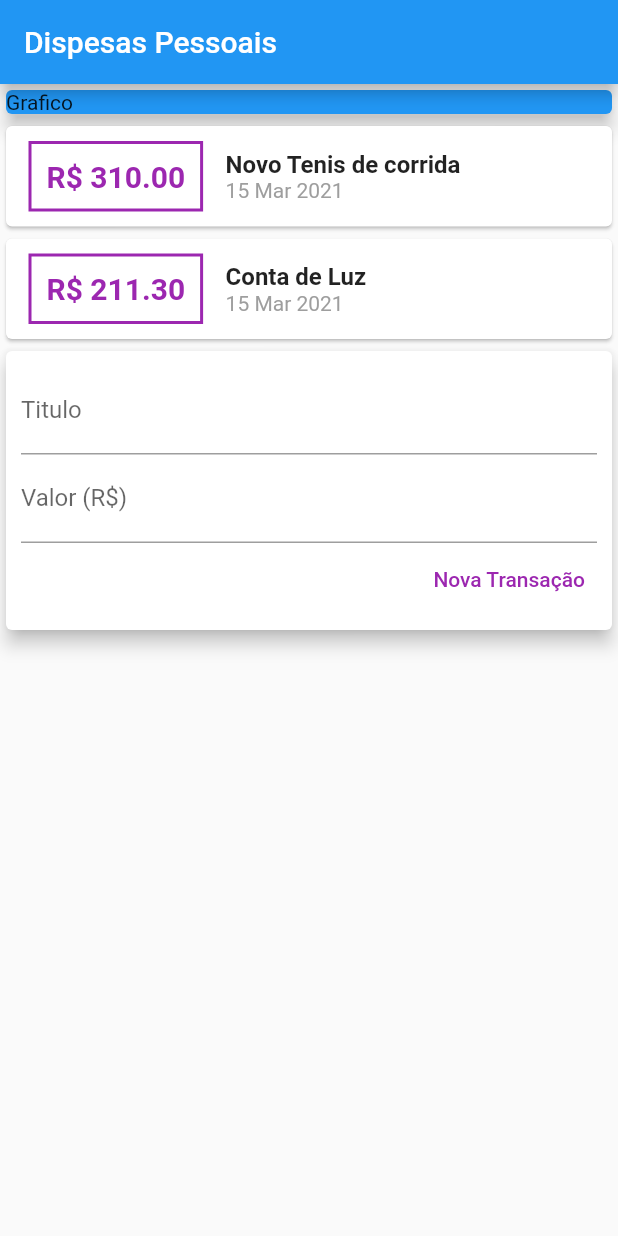
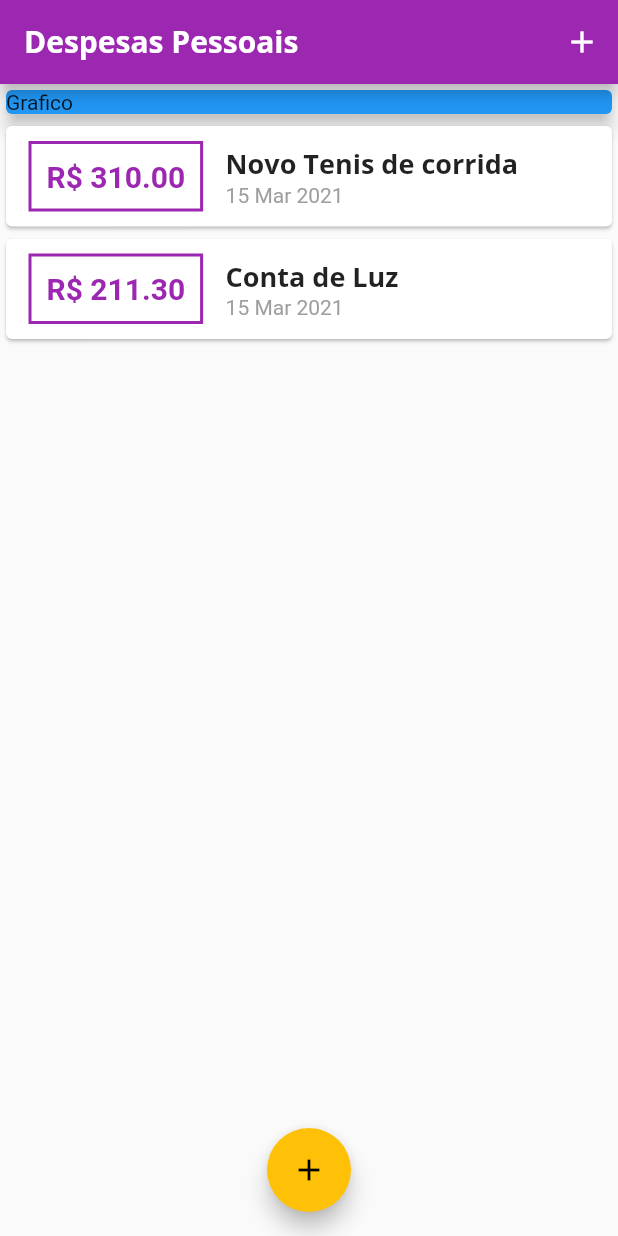
Before and after one commit to murillomtz/despesas_semanais_flutter, a Flutter app: the screen it shows after launch, on a phone screen of 412 x 824 dp. Run offline on Flutter 3.47's test engine with Material 2 defaults, Android fonts, the phone set to English and light mode, and no system bars.

Commit message:
Mobal, novas fontes

```diff
--- /dev/null
+++ b/lib/components/transaction_list.dart
@@ -0,0 +1,67 @@
+import 'package:despesa_semanal_flutter/models/transaction.dart';
+import 'package:flutter/material.dart';
+import 'package:intl/intl.dart';
+
+class TransactionList extends StatelessWidget {
+  final List<Transaction> transantions;
+
+  TransactionList(this.transantions);
+
+  @override
+  Widget build(BuildContext context) {
+    //Torna um lista q rola, tirar o bug de pixel do teclado
+    return Container(
+      height: 300,
+      child: ListView.builder(
+        itemCount: transantions.length,
+        itemBuilder: (ctx, index) {
+          final tr = transantions[index];
+          return Card(
+            child: Row(
+              children: [
+                Container(
+                  margin: EdgeInsets.symmetric(
+                    horizontal: 15,
+                    vertical: 10,
+                  ),
+                  decoration: BoxDecoration(
+                    border: Border.all(
+                      color: Theme.of(context).primaryColor,
+                      width: 2,
+                    ),
+                  ),
+                  padding: EdgeInsets.all(10),
+                  child: Text('R\$ ${tr.value.toStringAsFixed(2)}',
+                      style: TextStyle(
+                          fontWeight: FontWeight.bold,
+                          fontSize: 20,
+                          color: Theme.of(context).primaryColor)),
+                ),
+                Column(
+                  //mainAxisAlignment: MainAxisAlignment.spaceAround,
+                  crossAxisAlignment: CrossAxisAlignment.start,
+                  children: [
+                    Text(
+                      tr.title,
+                      style: Theme.of(context).textTheme.headline6,
+                      // style: TextStyle(
+                      //   fontSize: 16,
+                      //   fontWeight: FontWeight.bold,
+                      // ),
+                    ),
+                    Text(
+                      DateFormat('d MMM y').format(tr.date),
+                      style: TextStyle(
+                        color: Colors.grey,
+                      ),
+                    ),
+                  ],
+                )
+              ],
+            ),
+          );
+        },
+      ),
+    );
+  }
+}
--- a/lib/main.dart
+++ b/lib/main.dart
@@ -1,7 +1,10 @@
+import 'dart:math';
+
+import 'package:despesa_semanal_flutter/components/transaction_form.dart';
+import 'package:despesa_semanal_flutter/components/transaction_list.dart';
 import 'package:despesa_semanal_flutter/models/transaction.dart';
 import 'package:flutter/cupertino.dart';
 import 'package:flutter/material.dart';
-import 'package:intl/intl.dart';
 
 main() => runApp(ExpensesApp());
 
@@ -10,11 +13,36 @@ class ExpensesApp extends StatelessWidget {
   Widget build(BuildContext context) {
     return MaterialApp(
       home: MyHomePage(),
+      theme: ThemeData(
+        primarySwatch: Colors.purple,
+        accentColor: Colors.amber,
+        fontFamily: 'Quicksand',
+        textTheme: ThemeData.light().textTheme.copyWith(
+              headline6: TextStyle(
+                fontFamily: 'OpenSans',
+                fontSize: 18,
+                fontWeight: FontWeight.bold,
+              ),
+            ),
+        appBarTheme: AppBarTheme(
+          textTheme: ThemeData.light().textTheme.copyWith(
+                  headline6: TextStyle(
+                fontFamily: 'OpenSans',
+                fontSize: 20,
+                fontWeight: FontWeight.bold,
+              )),
+        ),
+      ),
     );
   }
 }
 
-class MyHomePage extends StatelessWidget {
+class MyHomePage extends StatefulWidget {
+  @override
+  _MyHomePageState createState() => _MyHomePageState();
+}
+
+class _MyHomePageState extends State<MyHomePage> {
   final _transactions = [
     Transaction(
       id: 't1',
@@ -30,13 +58,45 @@ class MyHomePage extends StatelessWidget {
     ),
   ];
 
+  _addTransaction(String title, double value) {
+    final newTransaction = Transaction(
+      id: Random().nextDouble().toString(),
+      title: title,
+      value: value,
+      date: DateTime.now(),
+    );
+
+    setState(() {
+      _transactions.add(newTransaction);
+    });
+
+    //fecha a tela do modal
+    Navigator.of(context).pop();
+  }
+
+  _openTransactionFormModal(BuildContext context) {
+    showModalBottomSheet(
+      context: context,
+      builder: (_) {
+        return TransactionForm(_addTransaction);
+      },
+    );
+  }
+
   @override
   Widget build(BuildContext context) {
     return Scaffold(
       appBar: AppBar(
-        title: Text("Dispesas Pessoais"),
+        title: Text("Despesas Pessoais"),
+        actions: [
+          IconButton(
+            icon: Icon(Icons.add),
+            onPressed: () => _openTransactionFormModal(context),
           ),
-      body: Column(
+        ],
+      ),
+      body: SingleChildScrollView(
+        child: Column(
           // mainAxisAlignment: MainAxisAlignment.spaceAround,
           crossAxisAlignment: CrossAxisAlignment.stretch,
           children: [
@@ -48,92 +108,15 @@ class MyHomePage extends StatelessWidget {
                 elevation: 5,
               ),
             ),
-          Column(
-            //children: [
-            // ..._transactions.map((tr) {
-            //               return Card(
-            //                 child: Text(tr.title),
-            //               );
-            //             }).toList()],
-            children: _transactions.map((tr) {
-              return Card(
-                child: Row(
-                  children: [
-                    Container(
-                      margin: EdgeInsets.symmetric(
-                        horizontal: 15,
-                        vertical: 10,
-                      ),
-                      decoration: BoxDecoration(
-                        border: Border.all(color: Colors.purple, width: 2),
-                      ),
-                      padding: EdgeInsets.all(10),
-                      child: Text('R\$ ${tr.value.toStringAsFixed(2)}',
-                          style: TextStyle(
-                              fontWeight: FontWeight.bold,
-                              fontSize: 20,
-                              color: Colors.purple)),
-                    ),
-                    Column(
-                      //mainAxisAlignment: MainAxisAlignment.spaceAround,
-                      crossAxisAlignment: CrossAxisAlignment.start,
-                      children: [
-                        Text(
-                          tr.title,
-                          style: TextStyle(
-                            fontSize: 16,
-                            fontWeight: FontWeight.bold,
-                          ),
-                        ),
-                        Text(
-                          DateFormat('d MMM y').format(tr.date),
-                          style: TextStyle(
-                            color: Colors.grey,
-                          ),
-                        ),
-                      ],
-                    )
-                  ],
-                ),
-              );
-            }).toList(),
-          ),
-          Card(
-            elevation: 5,
-            child: Padding(
-              padding: const EdgeInsets.all(10),
-              child: Column(
-                children: [
-                  TextField(
-                    decoration: InputDecoration(
-                      labelText: 'Titulo',
-                    ),
-                  ),
-                  TextField(
-                    decoration: InputDecoration(
-                      labelText: 'Valor (R\$)',
-                    ),
-                  ),
-                  Row(
-                    mainAxisAlignment: MainAxisAlignment.end,
-                    children: [
-                      TextButton(
-                        onPressed: () {},
-                        child: Text(
-                          'Nova Transação',
-                          style: TextStyle(
-                            color: Colors.purple,
-                          ),
-                        ),
-                      ),
-                    ],
-                  )
+            TransactionList(_transactions),
           ],
         ),
       ),
-          )
-        ],
+      floatingActionButton: FloatingActionButton(
+        child: Icon(Icons.add),
+        onPressed: () => _openTransactionFormModal(context),
       ),
+      floatingActionButtonLocation: FloatingActionButtonLocation.centerFloat,
     );
   }
 }
```
Also changed, not shown: lib/components/transaction_form.dart (added, +69 -0 lines), pubspec.yaml (+24 -19 lines), assets/fonts/OpenSans-Bold.ttf (added), assets/fonts/OpenSans-Regular.ttf (added), assets/fonts/Quicksand-Bold.ttf (added), assets/fonts/Quicksand-Light.ttf (added), assets/fonts/Quicksand-Medium.ttf (added), assets/fonts/Quicksand-Regular.ttf (added). Lines whose indentation alone changed are shown as unchanged.
